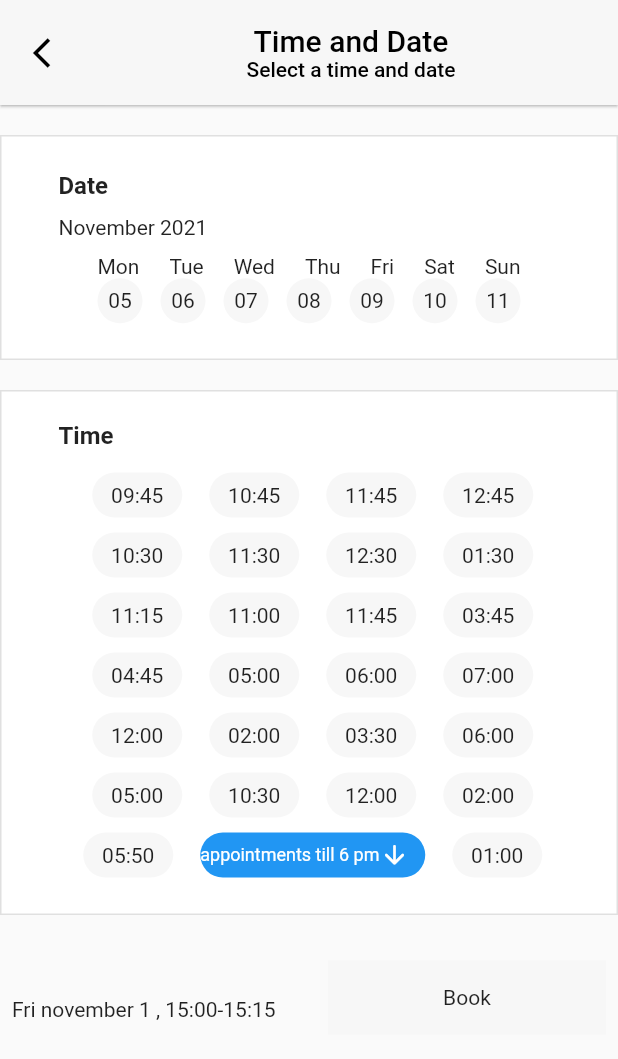
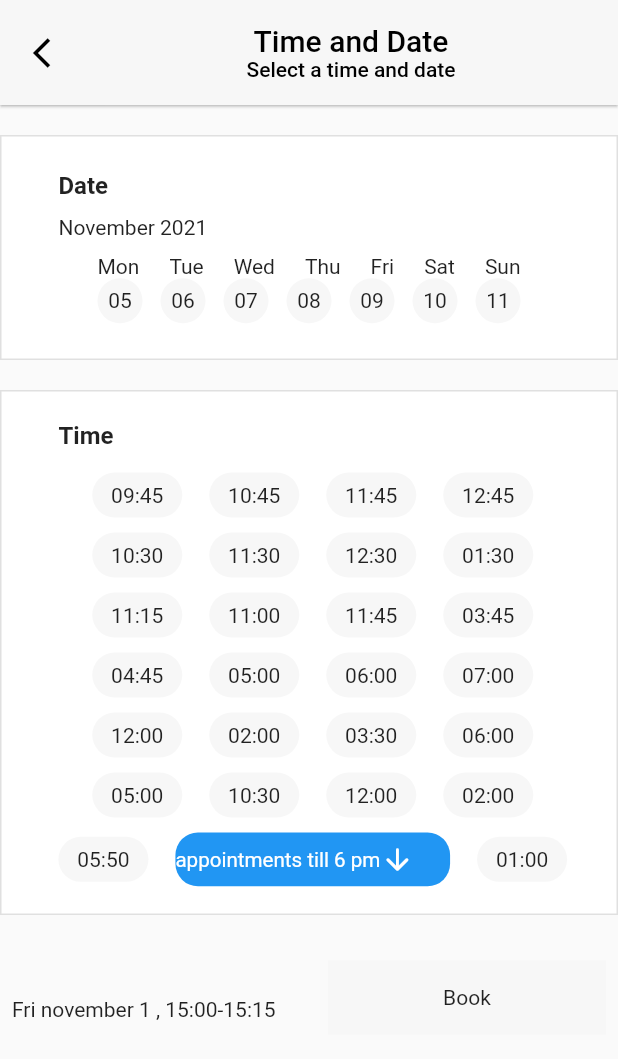
Before and after one commit to saadkhawar289/Health4U, a Flutter app: the Resolution screen opened by its route, on a phone screen of 412 x 824 dp. Shown: the top 1059 px of the screen. Run offline on Flutter 3.47's test engine with Material 2 defaults, Android fonts, the light colour scheme and no system bars; our stand-ins replace barcode_widget, cloud_firestore, date_format, device_preview, dots_indicator, firebase_auth and 8 more; missing offline and left inert: dart:ffi, flutter_barcode_scanner; accounts and stored records are empty; statements that could not run were skipped.

Commit message:
name change

```diff
--- a/healthy/lib/TimeDateReservation.dart
+++ b/healthy/lib/TimeDateReservation.dart
@@ -803,18 +803,18 @@ class _ResolutionState extends State<Resolution> {
                               width: 18,
                             ),
                             Container(
-                              height: 30,
-                              width: 150,
+                              height: 30.h,
+                              width: 160.w,
                               child: Row(
                                 children: [
                                   Text(
                                     "appointments till 6 pm",
                                     style: TextStyle(
-                                        fontSize: 12, color: Colors.white),
+                                        fontSize: 12.sp, color: Colors.white),
                                   ),
                                   Icon(
                                     Icons.arrow_downward_rounded,
-                                    size: 20,
+                                    size: 20.sp,
                                     color: Colors.white,
                                   )
                                 ],
```
Also changed, not shown: healthy/lib/purchase history.dart (+17 -10 lines).
